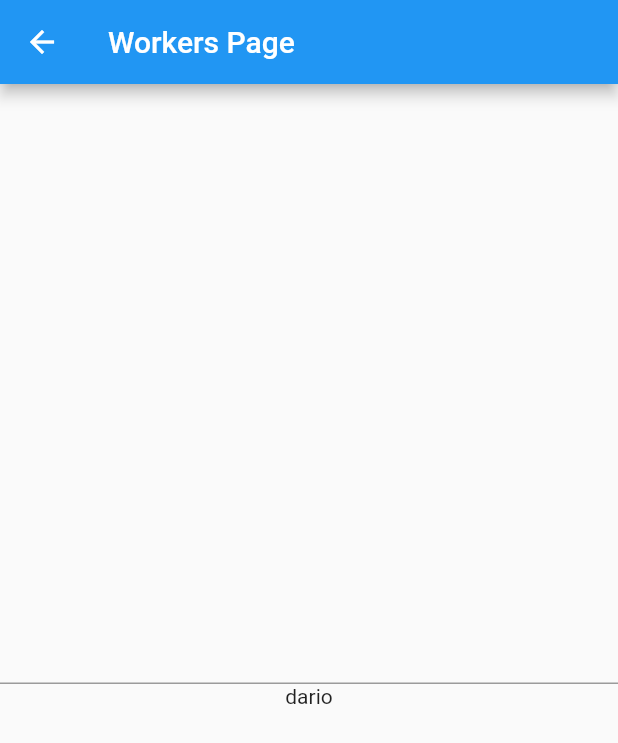
After one commit to dariopmaciel/get_state_manager, a Flutter app: the screen it shows after launch, after a tap on "Worker", on a phone screen of 412 x 824 dp. The commit adds this screen. Shown: the top 743 px of the screen. Run offline on Flutter 3.47's test engine with Material 3 defaults, Android fonts, the phone set to English and light mode, and no system bars; our stand-ins replace get.

Commit message:
Workers ever

```diff
--- a/lib/home_page.dart
+++ b/lib/home_page.dart
@@ -24,6 +24,11 @@ class HomePage extends StatelessWidget {
                   Get.toNamed('/localStateWidget');
                 },
                 child: const Text("Local State Widget")),
+                TextButton(
+                onPressed: () {
+                  Get.toNamed('/workers');
+                },
+                child: const Text("Worker")),
           ],
         ),
       ),
--- a/lib/main.dart
+++ b/lib/main.dart
@@ -3,6 +3,9 @@ import 'package:get/get.dart';
 import 'package:get_state_manager/basico/reatividade_page.dart';
 import 'package:get_state_manager/home_page.dart';
 import 'package:get_state_manager/local_state_widget/local_state_widget.dart';
+import 'package:get_state_manager/workers/workers_controller.dart';
+
+import 'package:get_state_manager/workers/workers_page.dart';
 
 void main() {
   runApp(const MyApp());
@@ -22,7 +25,12 @@ class MyApp extends StatelessWidget {
       getPages: [
         GetPage(name: '/', page: () => const HomePage()),
         GetPage(name: '/basico', page: () => ReatividadePage()),
-        GetPage(name: '/localStateWidget', page: () => const LocalStateWidget()),
+        GetPage(
+            name: '/localStateWidget', page: () => const LocalStateWidget()),
+        GetPage(
+            name: '/workers',
+            page: () => WorkersPage(),
+            binding: BindingsBuilder.put(() => WorkersController())),
       ],
     );
   }
--- /dev/null
+++ b/lib/workers/workers_controller.dart
@@ -0,0 +1,39 @@
+import 'package:get/get.dart';
+
+class WorkersController extends GetxController {
+  final _workers = <Worker>[];
+
+  final _nome = "dario".obs;
+  //!criação do getter para não passar value e sim atraves de uma controllers
+
+  String get nome => _nome.value;
+
+//!bom para filtro de lista
+  @override
+  void onInit() {
+    final everWork = ever(
+      _nome,
+      (nome) {
+        print('Executando o worker Ever');
+        print(nome);
+      },
+      cancelOnError: true,
+      condition: () => _nome.value == "dario",
+    );
+    _workers.add(everWork);
+    super.onInit();
+  }
+
+  @override
+  void onClose() {
+    for (var worker in _workers) {
+      // worker.dispose();
+      worker;
+    }
+    super.onClose();
+  }
+
+  void alterarNome(String value) {
+    _nome(value);
+  }
+}
--- /dev/null
+++ b/lib/workers/workers_page.dart
@@ -0,0 +1,34 @@
+//!Fica escutando as variaveis alteradas
+import 'package:flutter/material.dart';
+import 'package:get/get.dart';
+import 'package:get_state_manager/workers/workers_controller.dart';
+
+class WorkersPage extends StatefulWidget {
+  WorkersPage({super.key});
+
+  @override
+  State<WorkersPage> createState() => _WorkersPageState();
+}
+
+class _WorkersPageState extends State<WorkersPage> {
+  final controller = Get.find<WorkersController>();
+  @override
+  Widget build(BuildContext context) {
+    return Scaffold(
+      appBar: AppBar(
+        title: const Text('Workers Page'),
+      ),
+      body: Center(
+        child: Column(
+          mainAxisAlignment: MainAxisAlignment.center,
+          children: [
+            TextField(onChanged: controller.alterarNome,),
+            Obx(() {
+              return Text(controller.nome);
+            })
+          ],
+        ),
+      ),
+    );
+  }
+}
```
